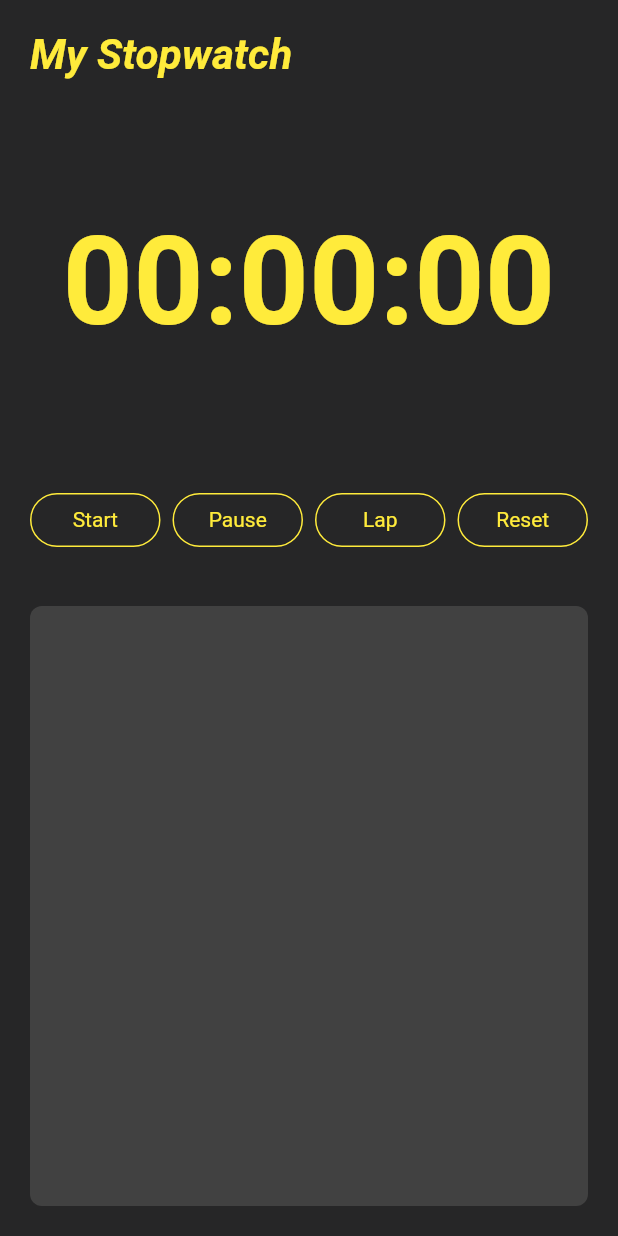
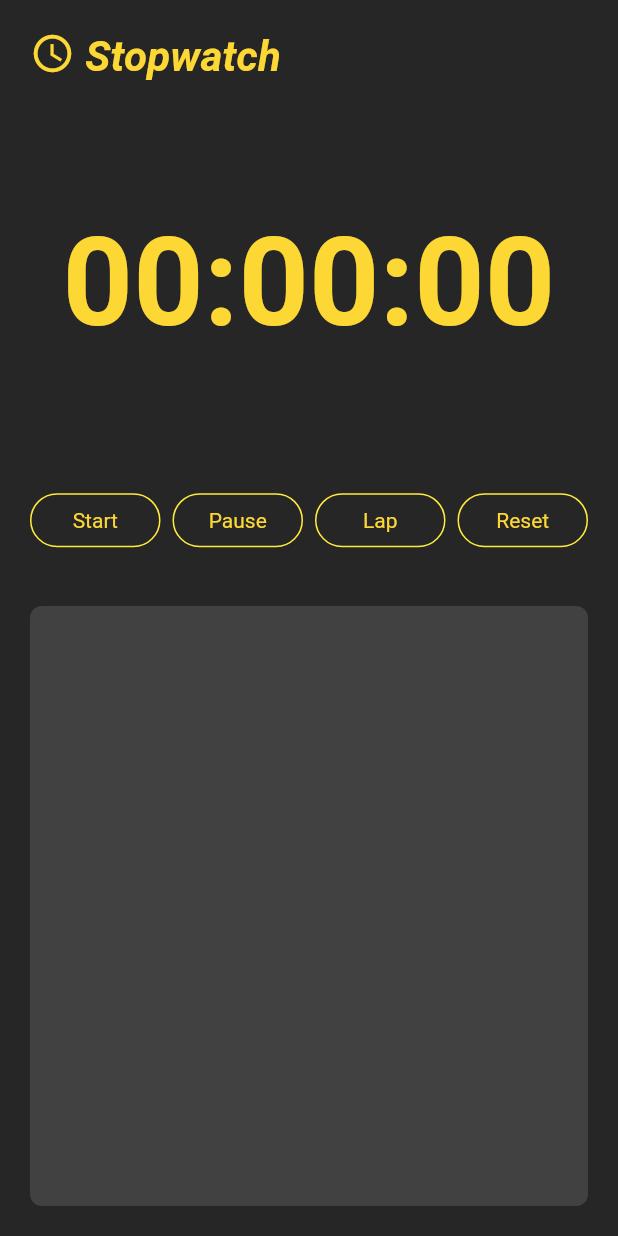
Before and after one commit to ananaziz96/flutter_stopwatch, a Flutter app: the screen it shows after launch, on a phone screen of 412 x 824 dp. Run offline on Flutter 3.47's test engine with Material 2 defaults, Android fonts, the phone set to English and light mode, and no system bars; Roboto replaces fonts that are missing (cursive).

Commit message:
cosmetic changes

```diff
--- a/lib/main.dart
+++ b/lib/main.dart
@@ -101,13 +101,31 @@ class _HomeAppState extends State<HomeApp> {
                   children: [
                     Align(
                       alignment: Alignment.topLeft,
-                      child: Text("My Stopwatch",
-                          style: TextStyle(
-                              color: Colors.yellow,
-                              fontSize: 28.0,
-                              fontWeight: FontWeight.bold,
-                              fontStyle: FontStyle.italic,
-                              fontFamily: 'cursive')),
+                      child: RichText(
+                        text: TextSpan(
+                          children: [
+                            WidgetSpan(
+                              child: Icon(Icons.watch_later_outlined,
+                                  size: 30.0, color: Colors.yellow[600]),
+                            ),
+                            TextSpan(
+                                text: " Stopwatch",
+                                style: TextStyle(
+                                    color: Colors.yellow[600],
+                                    fontSize: 28.0,
+                                    fontWeight: FontWeight.bold,
+                                    fontStyle: FontStyle.italic,
+                                    fontFamily: 'cursive')),
+                          ],
+                        ),
+                      ),
+                      // Text("My Stopwatch",
+                      // style: TextStyle(
+                      //     color: Colors.yellow[600],
+                      //     fontSize: 28.0,
+                      //     fontWeight: FontWeight.bold,
+                      //     fontStyle: FontStyle.italic,
+                      //     fontFamily: 'cursive')),
                     ),
                     SizedBox(
                       height: 20.0,
@@ -115,7 +133,7 @@ class _HomeAppState extends State<HomeApp> {
                     Center(
                         child: Text("$digitHours:$digitMinutes:$digitSeconds",
                             style: TextStyle(
-                              color: Colors.yellow,
+                              color: Colors.yellow[600],
                               fontSize: 82.0,
                               fontWeight: FontWeight.w600,
                             ))),
@@ -136,7 +154,7 @@ class _HomeAppState extends State<HomeApp> {
                                 ),
                                 child: Text(
                                   "Start",
-                                  style: TextStyle(color: Colors.yellow),
+                                  style: TextStyle(color: Colors.yellow[600]),
                                 ))),
                         SizedBox(
                           width: 8.0,
@@ -151,7 +169,7 @@ class _HomeAppState extends State<HomeApp> {
                                 ),
                                 child: Text(
                                   "Pause",
-                                  style: TextStyle(color: Colors.yellow),
+                                  style: TextStyle(color: Colors.yellow[600]),
                                 ))),
                         SizedBox(
                           width: 8.0,
@@ -166,7 +184,7 @@ class _HomeAppState extends State<HomeApp> {
                                 ),
                                 child: Text(
                                   "Lap",
-                                  style: TextStyle(color: Colors.yellow),
+                                  style: TextStyle(color: Colors.yellow[600]),
                                 ))),
                         SizedBox(
                           width: 8.0,
@@ -181,7 +199,7 @@ class _HomeAppState extends State<HomeApp> {
                                 ),
                                 child: Text(
                                   "Reset",
-                                  style: TextStyle(color: Colors.yellow),
+                                  style: TextStyle(color: Colors.yellow[600]),
                                 )))
                       ],
                     ),
@@ -209,7 +227,7 @@ class _HomeAppState extends State<HomeApp> {
                                                 )),
                                             Text("${laps[index]}",
                                                 style: TextStyle(
-                                                  color: Colors.white,
+                                                  color: Colors.yellow,
                                                   fontSize: 16.0,
                                                 ))
                                           ]));
```
